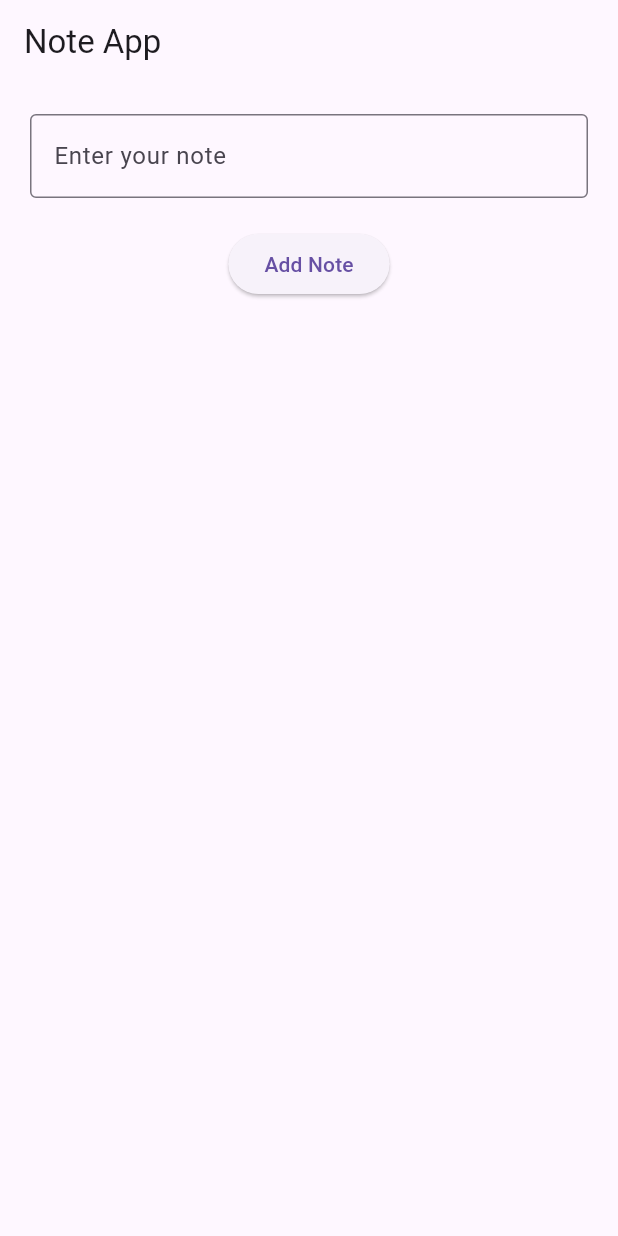
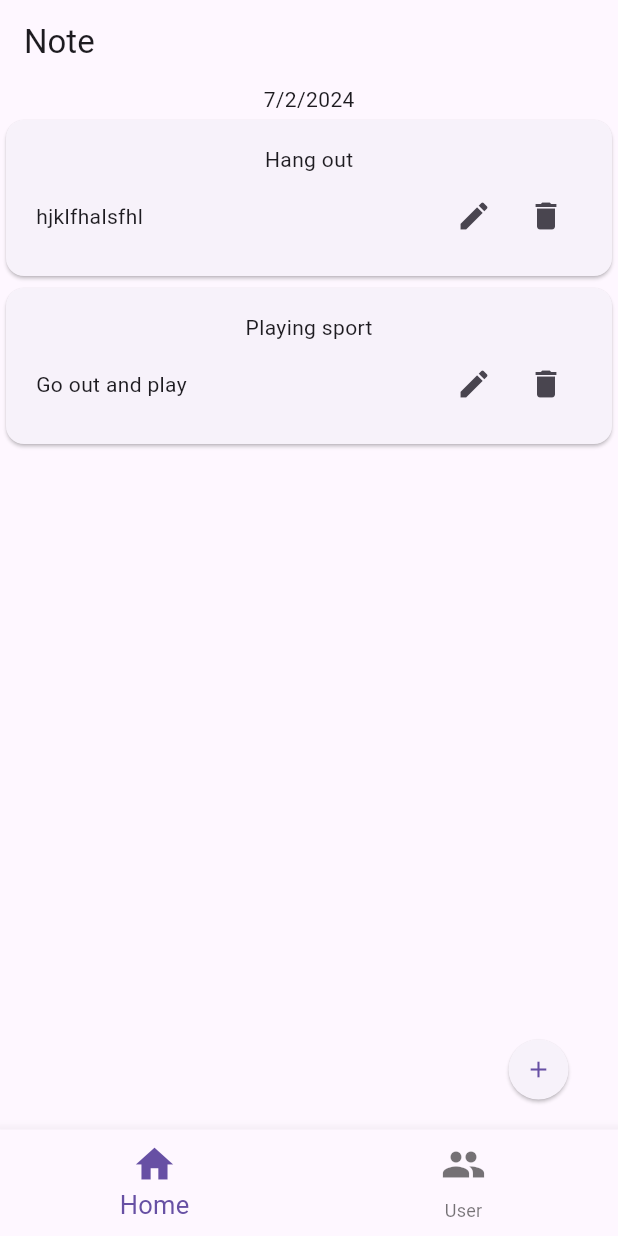
Before and after one commit to PhongLH05/Note_app, a Flutter app: the screen it shows after launch, on a phone screen of 412 x 824 dp. Run offline on Flutter 3.47's test engine with Material 3 defaults, Android fonts, the phone set to English and light mode, and no system bars.

Commit message:
Change some texts

```diff
--- a/lib/main.dart
+++ b/lib/main.dart
@@ -1,150 +1,10 @@
 import 'package:flutter/material.dart';
+import 'package:note_app/widget/notes.dart';
 
 void main() {
-  runApp(MyApp());
+  runApp(
+    const MaterialApp(
+      home: Notes(),
+    ),
+  );
 }
-
-class MyApp extends StatelessWidget {
-  @override
-  Widget build(BuildContext context) {
-    return MaterialApp(
-      title: 'Note App',
-      theme: ThemeData(
-        primarySwatch: Colors.blue,
-      ),
-      home: NoteHomePage(),
-    );
-  }
-}
-
-class NoteHomePage extends StatefulWidget {
-  @override
-  _NoteHomePageState createState() => _NoteHomePageState();
-}
-
-class _NoteHomePageState extends State<NoteHomePage> {
-  final _notes = <String>[];
-  final _textController = TextEditingController();
-
-  @override
-  Widget build(BuildContext context) {
-    return Scaffold(
-      appBar: AppBar(
-        title: const Text('Note App'),
-      ),
-      body: Padding(
-        padding: const EdgeInsets.all(20.0),
-        child: Column(
-          children: [
-            TextField(
-              controller: _textController,
-              decoration: const InputDecoration(
-                labelText: 'Enter your note',
-                border: OutlineInputBorder(),
-              ),
-            ),
-            const SizedBox(height: 20),
-            ElevatedButton(
-              onPressed: () {
-                if (_textController.text.isNotEmpty) {
-                  setState(() {
-                    _notes.add(_textController.text);
-                    _textController.clear();
-                  });
-                }
-              },
-              child: const Text('Add Note'),
-            ),
-            const SizedBox(height: 20),
-            ListView.builder(
-              shrinkWrap: true,
-              itemCount: _notes.length,
-              itemBuilder: (context, index) {
-                return ListTile(
-                  title: Text(_notes[index]),
-                  trailing: Row(
-                    mainAxisSize: MainAxisSize.min,
-                    children: [
-                      IconButton(
-                        icon:const Icon(Icons.edit),
-                        onPressed: () {
-                          _showUpdateDialog(index);
-                        },
-                      ),
-                      IconButton(
-                        icon:const Icon(Icons.delete),
-                        onPressed: () {
-                          _showDeleteDialog(index);
-                        },
-                      ),
-                    ],
-                  ),
-                );
-              },
-            ),
-          ],
-        ),
-      ),
-    );
-  }
-
-  void _showUpdateDialog(int index) {
-    final _updateController = TextEditingController(text: _notes[index]);
-
-    showDialog(
-      context: context,
-      builder: (context) {
-        return AlertDialog(
-          title: const Text('Update Note'),
-          content: TextField(
-            controller: _updateController,
-            decoration: const InputDecoration(
-              labelText: 'Enter your updated note',
-              border: OutlineInputBorder(),
-            ),
-          ),
-          actions: [
-            ElevatedButton(
-              onPressed: () {
-                setState(() {
-                  _notes[index] = _updateController.text;
-                });
-                Navigator.of(context).pop();
-              },
-              child:const Text('Update'),
-            ),
-          ],
-        );
-      },
-    );
-  }
-
-  void _showDeleteDialog(int index) {
-    showDialog(
-      context: context,
-      builder: (context) {
-        return AlertDialog(
-          title:const  Text('Delete Note'),
-          content:const  Text('Are you sure you want to delete this note?'),
-          actions: [
-            ElevatedButton(
-              onPressed: () {
-                Navigator.of(context).pop();
-              },
-              child:const  Text('Cancel'),
-            ),
-            ElevatedButton(
-              onPressed: () {
-                setState(() {
-                  _notes.removeAt(index);
-                });
-                Navigator.of(context).pop();
-              },
-              child:const Text('Delete'),
-            ),
-          ],
-        );
-      },
-    );
-  }
-}
--- /dev/null
+++ b/lib/model/note.dart
@@ -0,0 +1,15 @@
+import 'package:intl/intl.dart';
+
+final formatter = DateFormat.yMd();
+
+class Note {
+  Note({required this.title, required this.content, required this.date});
+
+  final String title;
+  final String content;
+  final DateTime date;
+
+  String get formattedDate{
+    return formatter.format(date);
+  }
+}
--- /dev/null
+++ b/lib/widget/note_list/note_item.dart
@@ -0,0 +1,39 @@
+import 'package:flutter/material.dart';
+import 'package:note_app/model/note.dart';
+
+class NoteItem extends StatelessWidget {
+  const NoteItem(this.note, {super.key});
+
+  final Note note;
+
+  @override
+  Widget build(BuildContext context) {
+    return Card(
+      child: Padding(
+        padding: const EdgeInsets.symmetric(horizontal: 20, vertical: 16),
+        child: Column(
+          children: [
+            Text(note.title),
+            const SizedBox(
+              height: 4,
+            ),
+            Row(
+              children: [
+                Text(note.content),
+                const Spacer(),
+                IconButton(
+                  icon: const Icon(Icons.edit),
+                  onPressed: () {},
+                ),
+                IconButton(
+                  icon: const Icon(Icons.delete),
+                  onPressed: () {},
+                ),
+              ],
+            ),
+          ],
+        ),
+      ),
+    );
+  }
+}
--- /dev/null
+++ b/lib/widget/note_list/note_list.dart
@@ -0,0 +1,17 @@
+import 'package:flutter/material.dart';
+import 'package:note_app/model/note.dart';
+import 'package:note_app/widget/note_list/note_item.dart';
+
+class NoteList extends StatelessWidget {
+  const NoteList({super.key, required this.notes});
+
+  final List<Note> notes;
+
+  @override
+  Widget build(BuildContext context) {
+    return ListView.builder(
+      itemCount: notes.length,
+      itemBuilder: (ctx, index) => NoteItem(notes[index]),
+    );
+  }
+}
--- /dev/null
+++ b/lib/widget/notes.dart
@@ -0,0 +1,105 @@
+import 'package:flutter/material.dart';
+import 'package:note_app/model/note.dart';
+import 'package:note_app/widget/new_notes.dart';
+import 'package:note_app/widget/note_list/note_list.dart';
+import 'package:intl/intl.dart';
+
+final formatter = DateFormat.yMd();
+
+class Notes extends StatefulWidget {
+  const Notes({super.key});
+  @override
+  State<StatefulWidget> createState() {
+    return _NotesState();
+  }
+}
+
+class _NotesState extends State<Notes> {
+  String get formattedDate {
+    return formatter.format(DateTime.now());
+  }
+
+  final List<Note> _registeredNote = [
+    Note(
+      title: 'Hang out',
+      content: 'hjklfhalsfhl',
+      date: DateTime.now(),
+    ),
+    Note(
+      title: 'Playing sport',
+      content: 'Go out and play',
+      date: DateTime.now(),
+    )
+  ];
+
+  void _openAddNotesOverlay() {
+    showModalBottomSheet(isScrollControlled: true, context: context, builder: (ctx) => NewNotes(onAddNote: _addNote));
+  }
+
+  void _addNote(Note note) {
+    setState(() {
+      _registeredNote.add(note);
+    });
+  }
+
+  @override
+  Widget build(BuildContext context) {
+    int _currentIndex = 0;
+    return Scaffold(
+      appBar: AppBar(
+        title: const Text('Note'),
+      ),
+      body: Column(
+        children: [
+          Text(
+            formattedDate,
+          ),
+          Expanded(
+            child: NoteList(notes: _registeredNote),
+          ),
+          const Spacer(),
+
+          Row(
+            mainAxisAlignment: MainAxisAlignment.end,
+            children: [
+              Padding(
+                padding:
+                    const EdgeInsets.symmetric(horizontal: 20, vertical: 16),
+                child: ElevatedButton(
+                  onPressed: _openAddNotesOverlay,
+                  child: const Icon(Icons.add),
+                  style: ElevatedButton.styleFrom(
+                    shape: const CircleBorder(),
+                  ),
+                ),
+              ),
+            ],
+          ),
+        ],
+      ),
+      bottomNavigationBar: BottomNavigationBar(
+        type: BottomNavigationBarType.fixed,
+        iconSize: 30,
+        selectedFontSize: 17,
+        items: const [
+          BottomNavigationBarItem(
+            icon: Icon(Icons.home),
+            label: 'Home',
+            backgroundColor: Colors.blue,
+          ),
+          BottomNavigationBarItem(
+            icon: Icon(Icons.people),
+            label: 'User',
+            backgroundColor: Colors.red,
+          ),
+        ],
+        currentIndex: _currentIndex,
+        onTap: (index) {
+          setState(() {
+            _currentIndex = index;
+          });
+        },
+      ),
+    );
+  }
+}
--- a/pubspec.yaml
+++ b/pubspec.yaml
@@ -35,6 +35,8 @@ dependencies:
   # The following adds the Cupertino Icons font to your application.
   # Use with the CupertinoIcons class for iOS style icons.
   cupertino_icons: ^1.0.6
+  uuid: ^4.4.0
+  intl: ^0.19.0
 
 dev_dependencies:
   flutter_test:
```
Also changed, not shown: lib/testxx/MyApp.dart (added, +15 -0 lines), lib/testxx/NoteHomePage.dart (added, +136 -0 lines), lib/widget/new_notes.dart (added, +89 -0 lines), pubspec.lock.
